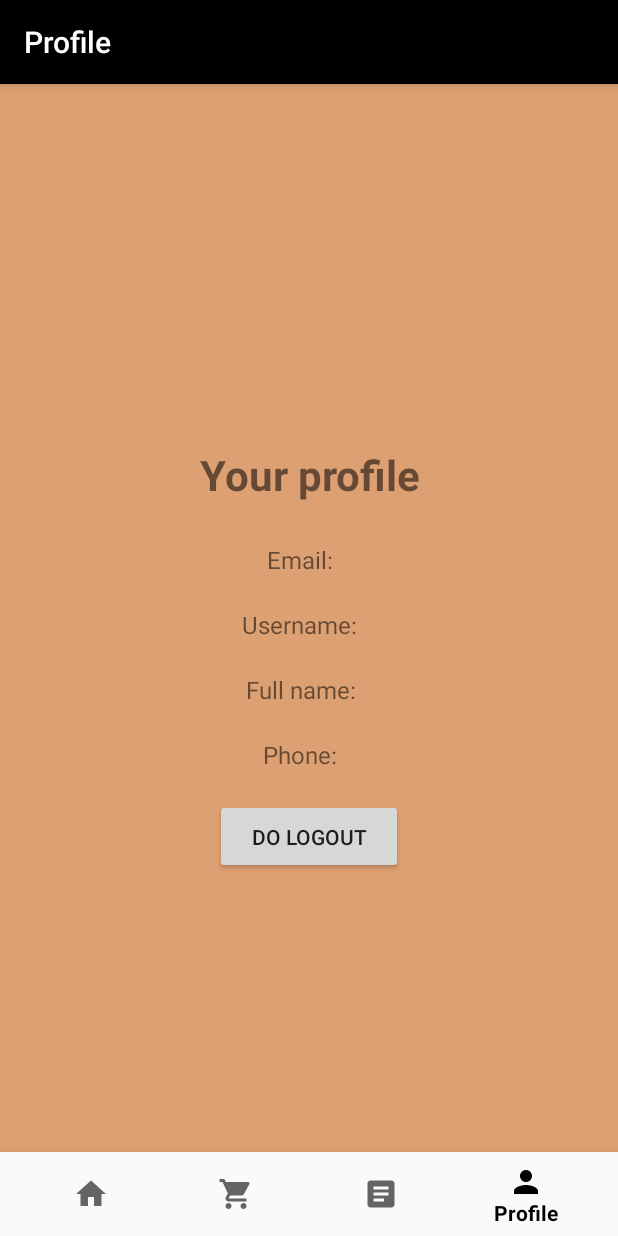
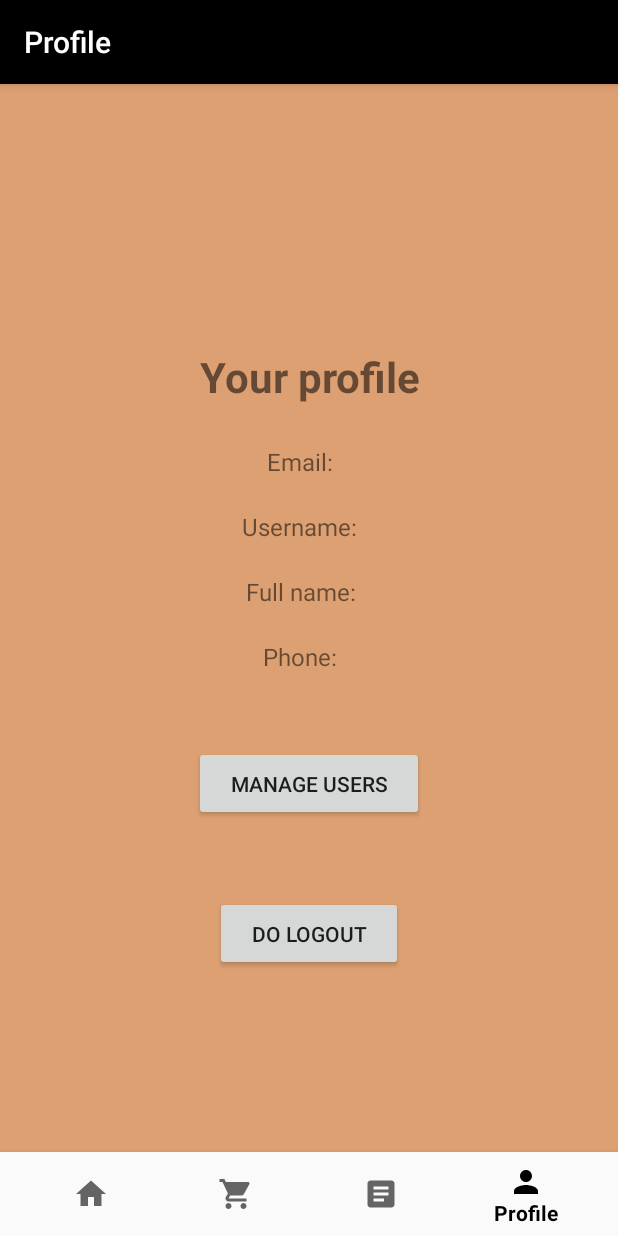
Before and after one commit to Cesarvieira14/TheCaffeShop, an Android app: the ProfileFragment screen opened through its navigation route, on a phone screen of 412 x 824 dp. Run offline under Robolectric (Android 15) with nearby library versions, the phone set to English and light mode, and no system bars; our stand-ins replace navigation-ui.

Commit message:
starting the user management fragment

```diff
--- a/app/src/main/java/com/example/thecaffeshop/ui/profile/ProfileFragment.kt
+++ b/app/src/main/java/com/example/thecaffeshop/ui/profile/ProfileFragment.kt
@@ -11,7 +11,9 @@ import android.widget.TextView
 import androidx.fragment.app.Fragment
 import androidx.lifecycle.ViewModelProvider
 import com.example.thecaffeshop.LoginPage
+import com.example.thecaffeshop.R
 import com.example.thecaffeshop.databinding.FragmentProfileBinding
+import com.example.thecaffeshop.ui.profile.managment.UserManagmentFragment
 import com.example.thecaffeshop.utils.Session
 import com.example.thecaffeshop.utils.Session.clearValues
 
@@ -25,6 +27,8 @@ class ProfileFragment : Fragment() {
         container: ViewGroup?,
         savedInstanceState: Bundle?
     ): View {
+       // this.activity?.actionBar?.hide()
+
         val profileViewModel =
             ViewModelProvider(this).get(ProfileViewModel::class.java)
 
@@ -58,12 +62,23 @@ class ProfileFragment : Fragment() {
             handleLogoutButtonClick()
         }
 
+        val manageBtn : Button = binding.btnManageUsers
+        manageBtn.setOnClickListener {
+            handleManUsersButtonClick()
+        }
+
         return root
     }
 
     override fun onDestroyView() {
         super.onDestroyView()
         _binding = null
+    }
+
+    private fun handleManUsersButtonClick() {
+        var fr = fragmentManager?.beginTransaction()
+        fr?.replace(R.id.nav_host_fragment_activity_home, UserManagmentFragment())
+        fr?.commit()
     }
 
     private fun handleLogoutButtonClick() {
--- a/app/src/main/res/layout/fragment_profile.xml
+++ b/app/src/main/res/layout/fragment_profile.xml
@@ -7,7 +7,8 @@
     android:orientation="vertical"
     android:gravity="center"
     android:background="@color/bg"
-    tools:context=".ui.profile.ProfileFragment">
+    tools:context=".ui.profile.ProfileFragment"
+    >
 
     <TextView
         android:id="@+id/title_profile"
@@ -117,10 +118,19 @@
     </LinearLayout>
 
     <Button
+        android:id="@+id/btnManageUsers"
+        android:layout_width="wrap_content"
+        android:layout_height="50dp"
+        android:paddingHorizontal="24dp"
+        android:text="@string/manage_btn_title"
+        android:layout_marginTop="30dp"
+        android:layout_marginBottom="50dp"
+        />
+
+    <Button
         android:id="@+id/btnLogout"
         android:layout_width="wrap_content"
         android:layout_height="50dp"
         android:paddingHorizontal="24dp"
-        android:text="@string/logout_btn_title"
-        />
+        android:text="@string/logout_btn_title" />
 </LinearLayout>
--- a/app/src/main/res/navigation/mobile_navigation.xml
+++ b/app/src/main/res/navigation/mobile_navigation.xml
@@ -18,15 +18,25 @@
         tools:layout="@layout/fragment_store" />
 
     <fragment
-        android:id="@+id/navigation_profile"
-        android:name="com.example.thecaffeshop.ui.profile.ProfileFragment"
-        android:label="@string/title_profile"
-        tools:layout="@layout/fragment_profile" />
-
-    <fragment
         android:id="@+id/navigation_orders"
         android:name="com.example.thecaffeshop.ui.orders.OrdersFragment"
         android:label="@string/title_orders"
         tools:layout="@layout/fragment_orders" />
 
+    <fragment
+        android:id="@+id/navigation_profile"
+        android:name="com.example.thecaffeshop.ui.profile.ProfileFragment"
+        android:label="@string/title_profile"
+        tools:layout="@layout/fragment_profile" >
+        <action
+            android:id="@+id/action_navigation_profile_to_navigation_profile_user_management3"
+            app:destination="@id/navigation_profile_user_management" />
+    </fragment>
+
+    <fragment
+        android:id="@+id/navigation_profile_user_management"
+        android:name="com.example.thecaffeshop.ui.profile.managment.UserManagmentFragment"
+        android:label="@string/title_orders"
+        tools:layout="@layout/fragment_user_managment" />
+
 </navigation>
--- a/app/src/main/res/values/strings.xml
+++ b/app/src/main/res/values/strings.xml
@@ -13,8 +13,11 @@
     <string name="profile_username_text">Username: </string>
     <string name="profile_fullname_text">Full name: </string>
     <string name="profile_phone_text">Phone: </string>
+    <string name="usermanagement_page_title">User Management</string>
     <string name="logout_btn_title">Do logout</string>
+    <string name="manage_btn_title">Manage Users</string>
 <!-- TODO: Remove or change this placeholder text -->
     <string name="hello_blank_fragment">Hello blank fragment</string>
 
+
 </resources>
```
